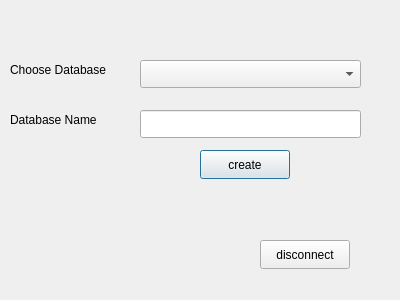
This is create_new_database_dialog.ui in SandrAdora/GPA_Calculator as Qt 5 draws it before an edit. The edited form follows.
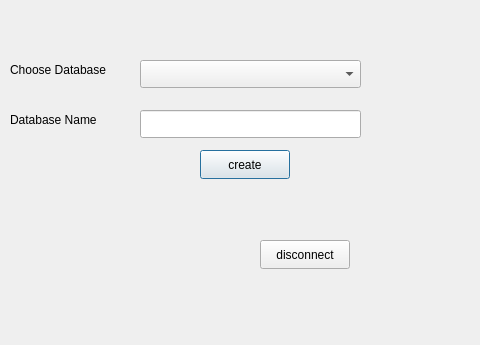
This is the edited form.

Commit message: updated files added new functions to database

```diff
--- a/create_new_database_dialog.ui
+++ b/create_new_database_dialog.ui
@@ -6,8 +6,8 @@
    <rect>
     <x>0</x>
     <y>0</y>
-    <width>400</width>
-    <height>300</height>
+    <width>480</width>
+    <height>345</height>
    </rect>
   </property>
   <property name="windowTitle">
@@ -85,6 +85,17 @@
     </rect>
    </property>
   </widget>
+  <widget class="QWidget" name="verticalLayoutWidget">
+   <property name="geometry">
+    <rect>
+     <x>380</x>
+     <y>0</y>
+     <width>91</width>
+     <height>31</height>
+    </rect>
+   </property>
+   <layout class="QVBoxLayout" name="verticalLayout_new_db_goback"/>
+  </widget>
  </widget>
  <resources/>
  <connections/>
```
The commit also changes 20 other files.
